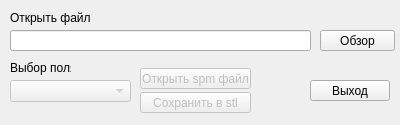
First picture: the form in converter.ui, repository MLavetski/spm2stl, before the edit.
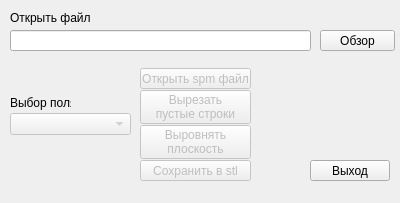
Second picture: the form after the edit.

Commit message: added function to delete rows filled with zeros. adeed placeholder button for fixing the surface

What changed in the file:
```diff
--- a/converter.ui
+++ b/converter.ui
@@ -7,7 +7,7 @@
     <x>0</x>
     <y>0</y>
     <width>400</width>
-    <height>125</height>
+    <height>203</height>
    </rect>
   </property>
   <property name="windowTitle">
@@ -47,7 +47,7 @@
     <property name="geometry">
      <rect>
       <x>140</x>
-      <y>92</y>
+      <y>160</y>
       <width>111</width>
       <height>21</height>
      </rect>
@@ -76,7 +76,7 @@
     <property name="geometry">
      <rect>
       <x>10</x>
-      <y>80</y>
+      <y>113</y>
       <width>121</width>
       <height>22</height>
      </rect>
@@ -102,7 +102,7 @@
     <property name="geometry">
      <rect>
       <x>10</x>
-      <y>60</y>
+      <y>95</y>
       <width>61</width>
       <height>16</height>
      </rect>
@@ -115,7 +115,7 @@
     <property name="geometry">
      <rect>
       <x>310</x>
-      <y>80</y>
+      <y>160</y>
       <width>80</width>
       <height>21</height>
      </rect>
@@ -124,6 +124,40 @@
      <string>Выход</string>
     </property>
    </widget>
+   <widget class="QPushButton" name="delZerosBut">
+    <property name="enabled">
+     <bool>false</bool>
+    </property>
+    <property name="geometry">
+     <rect>
+      <x>140</x>
+      <y>90</y>
+      <width>111</width>
+      <height>34</height>
+     </rect>
+    </property>
+    <property name="text">
+     <string>Вырезать
+пустые строки</string>
+    </property>
+   </widget>
+   <widget class="QPushButton" name="fixSurfBut">
+    <property name="enabled">
+     <bool>false</bool>
+    </property>
+    <property name="geometry">
+     <rect>
+      <x>140</x>
+      <y>125</y>
+      <width>111</width>
+      <height>34</height>
+     </rect>
+    </property>
+    <property name="text">
+     <string>Выровнять
+плоскость</string>
+    </property>
+   </widget>
   </widget>
  </widget>
  <layoutdefault spacing="6" margin="11"/>
```
The commit also changes 3 other files.
